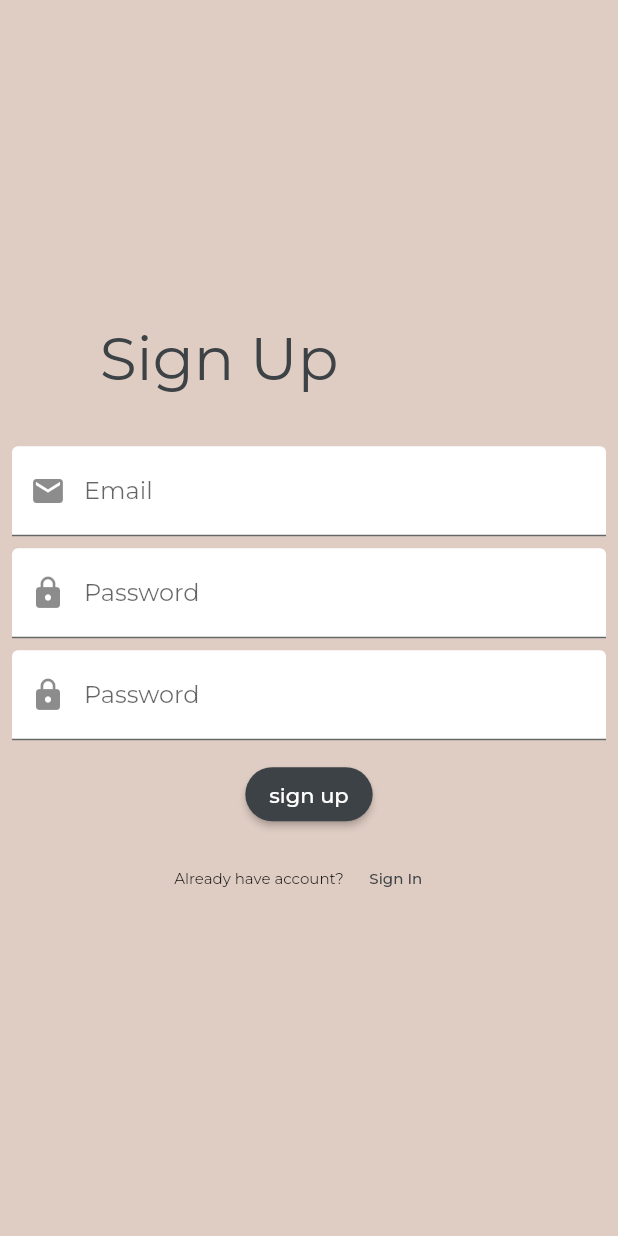
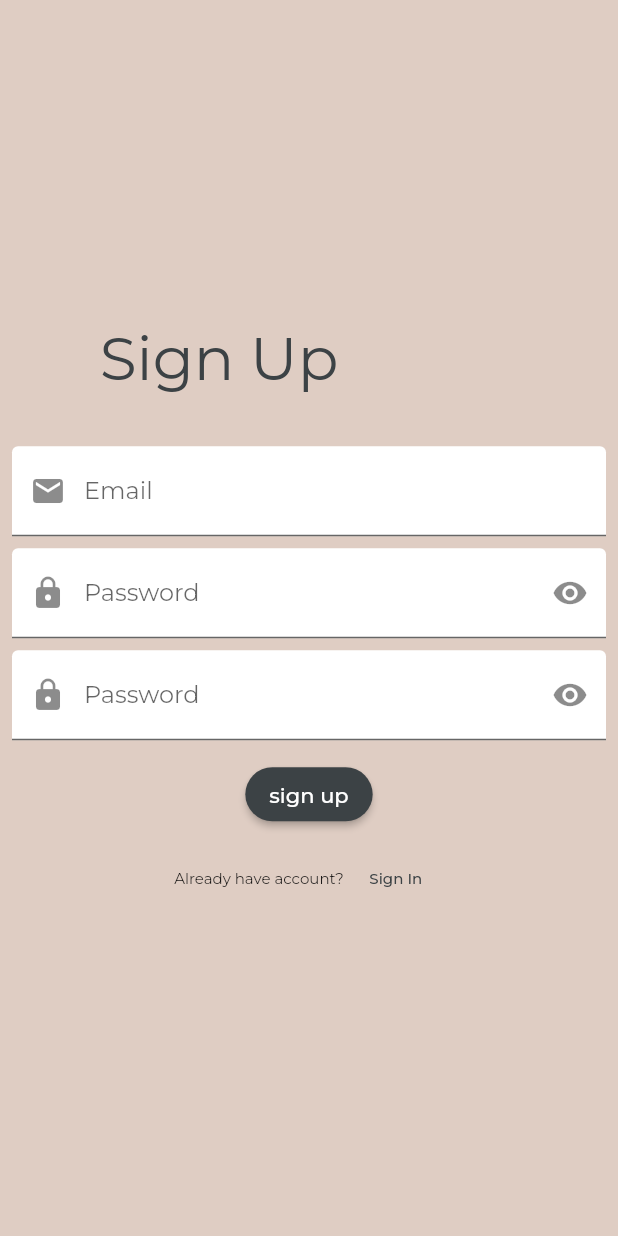
Before and after one commit to qonythazu/tugas-ippl, a Flutter app: the screen it shows after launch, after a tap on "Sign Up", on a phone screen of 412 x 824 dp. Run offline on Flutter 3.47's test engine with Material 2 defaults, Android fonts, the phone set to English and light mode, and no system bars; our stand-ins replace email_validator, flutter_pw_validator; project files that could hold a hidden picture were left out.

```diff
--- a/lib/login.dart
+++ b/lib/login.dart
@@ -7,7 +7,8 @@ import 'package:sewnotes/register.dart';
 import 'package:sewnotes/home.dart';
 
 class Login extends StatefulWidget {
-  const Login({super.key});
+  const Login({super.key, this.suffixIcon});
+  final List<Widget>? suffixIcon;
 
   @override
   State<Login> createState() => _LoginState();
@@ -17,12 +18,12 @@ class _LoginState extends State<Login> {
   final _formKey = GlobalKey<FormState>();
   var emaillogin = TextEditingController();
   var passwordlogin = TextEditingController();
+  bool showPassword = false;
 
   @override
   Widget build(BuildContext context) {
     return Scaffold(
-      body: Container(
-        child: Column(
+      body: Column(
         mainAxisAlignment: MainAxisAlignment.center,
         crossAxisAlignment: CrossAxisAlignment.center,
         children: <Widget>[
@@ -63,8 +64,8 @@ class _LoginState extends State<Login> {
                             hintText: "example@gmail.com",
                             hintStyle: TextStyle(
                                 color: Theme.of(context).primaryColor)),
-                          style: const TextStyle(
-                            color: Colors.white,
+                        style: TextStyle(
+                          color: Theme.of(context).primaryColor,
                         ),
                       ),
                     ),
@@ -78,14 +79,35 @@ class _LoginState extends State<Login> {
                           }
                           return "Input your password coy!";
                         },
-                          obscureText: true,
                         decoration: InputDecoration(
+                            suffixIcon: Row(
+                              mainAxisSize: MainAxisSize.min,
+                              children: <Widget>[
+                                IconButton(
+                                  icon: Builder(builder: (context){
+                                    if (showPassword) {
+                                      return const Icon(Icons.visibility_off);
+                                    } else {
+                                      return const Icon(Icons.visibility);
+                                    }
+                                  }
+                                  ),
+                                  onPressed: () {
+                                    setState(() {
+                                      showPassword = !showPassword;
+                                    });
+                                  },
+                                ),
+                                ...widget.suffixIcon ?? [],
+                              ],
+                            ),
                             prefixIcon: const Icon(Icons.lock),
                             labelText: "Password",
                             filled: true,
                             fillColor: Colors.white,
                             hintStyle: TextStyle(
                                 color: Theme.of(context).primaryColor)),
+                        obscureText: !showPassword,
                         style: TextStyle(color: Theme.of(context).primaryColor),
                       ),
                     ),
@@ -146,7 +168,6 @@ class _LoginState extends State<Login> {
           ),
         ],
       ),
-      ),
     );
   }
 }
--- a/lib/register.dart
+++ b/lib/register.dart
@@ -7,7 +7,8 @@ import 'package:sewnotes/login.dart';
 import 'package:sewnotes/home.dart';
 
 class Register extends StatefulWidget {
-  const Register({super.key});
+  const Register({super.key, this.suffixIcon});
+  final List<Widget>? suffixIcon;
 
   @override
   State<Register> createState() => _RegisterState();
@@ -17,6 +18,7 @@ class _RegisterState extends State<Register> {
   var emailregis = TextEditingController();
   var passwordregis = TextEditingController();
   var confirmpasswordregis = TextEditingController();
+  bool showPassword = false;
 
   @override
   Widget build(BuildContext context) {
@@ -61,7 +63,7 @@ class _RegisterState extends State<Register> {
                             hintStyle: TextStyle(
                                 color: Theme.of(context).primaryColor)),
                         style: TextStyle(
-                          color: Colors.white,
+                          color: Theme.of(context).primaryColor,
                         ),
                       ),
                     ),
@@ -75,14 +77,35 @@ class _RegisterState extends State<Register> {
                           }
                           return "Input your password coy!";
                         },
-                        obscureText: true,
                         decoration: InputDecoration(
+                            suffixIcon: Row(
+                              mainAxisSize: MainAxisSize.min,
+                              children: <Widget>[
+                                IconButton(
+                                  icon: Builder(builder: (context){
+                                    if (showPassword) {
+                                      return const Icon(Icons.visibility_off);
+                                    } else {
+                                      return const Icon(Icons.visibility);
+                                    }
+                                  }
+                                  ),
+                                  onPressed: () {
+                                    setState(() {
+                                      showPassword = !showPassword;
+                                    });
+                                  },
+                                ),
+                                ...widget.suffixIcon ?? [],
+                              ],
+                            ),
                             prefixIcon: const Icon(Icons.lock),
                             labelText: "Password",
                             filled: true,
                             fillColor: Colors.white,
                             hintStyle: TextStyle(
                                 color: Theme.of(context).primaryColor)),
+                        obscureText: !showPassword,
                         style: TextStyle(color: Theme.of(context).primaryColor),
                       ),
                     ),
@@ -96,14 +119,35 @@ class _RegisterState extends State<Register> {
                           }
                           return "Input your password coy!";
                         },
-                        obscureText: true,
                         decoration: InputDecoration(
+                            suffixIcon: Row(
+                              mainAxisSize: MainAxisSize.min,
+                              children: <Widget>[
+                                IconButton(
+                                  icon: Builder(builder: (context){
+                                    if (showPassword) {
+                                      return const Icon(Icons.visibility_off);
+                                    } else {
+                                      return const Icon(Icons.visibility);
+                                    }
+                                  }
+                                  ),
+                                  onPressed: () {
+                                    setState(() {
+                                      showPassword = !showPassword;
+                                    });
+                                  },
+                                ),
+                                ...widget.suffixIcon ?? [],
+                              ],
+                            ),
                             prefixIcon: const Icon(Icons.lock),
                             labelText: "Password",
                             filled: true,
                             fillColor: Colors.white,
                             hintStyle: TextStyle(
                                 color: Theme.of(context).primaryColor)),
+                        obscureText: !showPassword,
                         style: TextStyle(color: Theme.of(context).primaryColor),
                       ),
                     ),
```
Also changed, not shown: lib/formpesananreguler1.dart (+24 -14 lines), lib/formpesananreguler2.dart (+11 -9 lines), lib/formpesananreguler3.dart (+16 -14 lines). Lines whose indentation alone changed are shown as unchanged.
